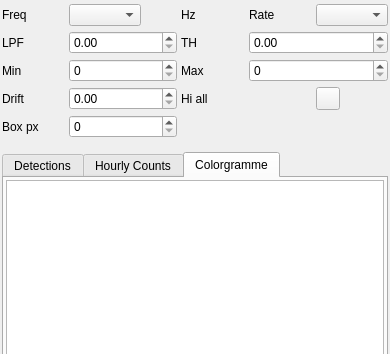
srcejon/sdrangel, file plugins/channelrx/meteor/meteorgui.ui: the form before one commit; both pictures show x 0 to 390 and y 0 to 354 of the 390 by 1005 pixel window.
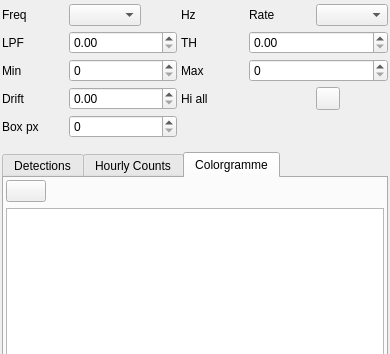
The form after the commit. The open tabs and pages were chosen to show the change. Custom widgets are drawn as their Qt base class.

Commit message: Add meteor colorgramme RMOB export

```diff
--- a/plugins/channelrx/meteor/meteorgui.ui
+++ b/plugins/channelrx/meteor/meteorgui.ui
@@ -399,9 +399,36 @@
         <property name="rightMargin">
          <number>2</number>
         </property>
-        <property name="bottomMargin">
-         <number>2</number>
-        </property>
+       <property name="bottomMargin">
+        <number>2</number>
+       </property>
+        <item>
+         <layout class="QHBoxLayout" name="colorgrammeButtonsLayout">
+          <item>
+           <widget class="QPushButton" name="saveColorgramme">
+            <property name="toolTip">
+             <string>Save Colorgramme to RMOB text report</string>
+            </property>
+            <property name="text">
+             <string/>
+            </property>
+           </widget>
+          </item>
+          <item>
+           <spacer name="colorgrammeButtonsSpacer">
+            <property name="orientation">
+             <enum>Qt::Orientation::Horizontal</enum>
+            </property>
+            <property name="sizeHint" stdset="0">
+             <size>
+              <width>40</width>
+              <height>20</height>
+             </size>
+            </property>
+           </spacer>
+          </item>
+         </layout>
+        </item>
         <item>
          <widget class="QTableWidget" name="colorgrammeTable">
           <property name="minimumSize">
```
The commit also changes 2 other files.
